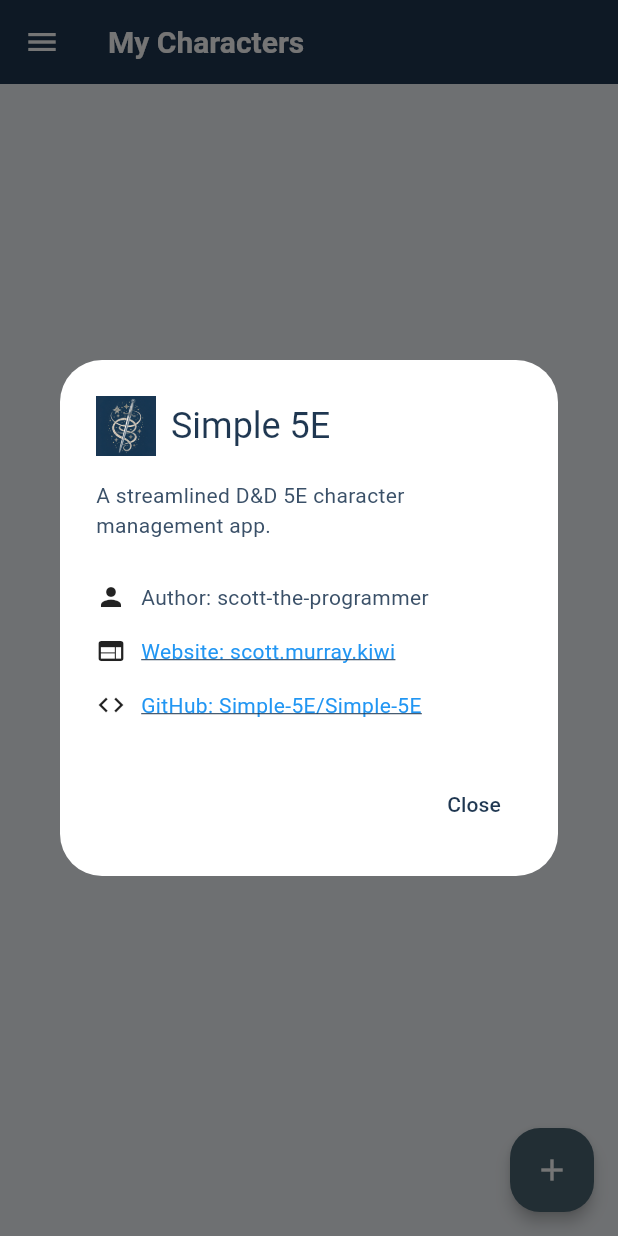
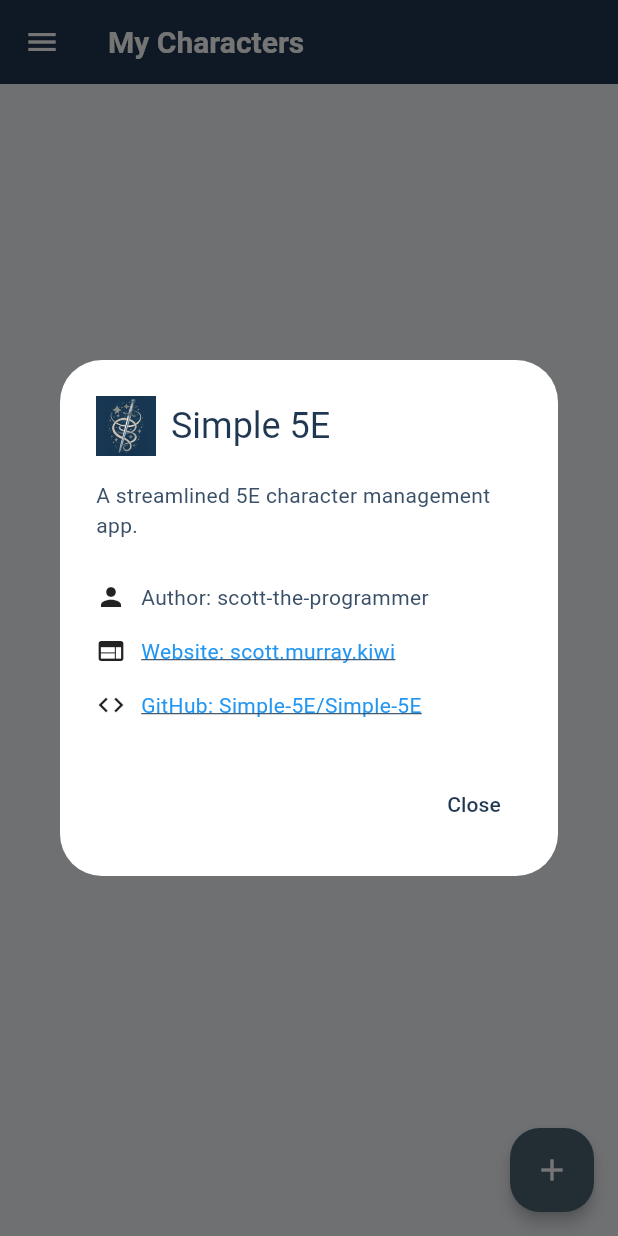
Before and after one commit to Simple-5E/Simple-5E, a Flutter app: the screen it shows after launch, in the side drawer, after a tap on "App Info", on a phone screen of 412 x 824 dp. Run offline on Flutter 3.47's test engine with Material 3 defaults, Android fonts, the phone set to English and light mode, and no system bars; our stand-ins replace expandable, flutter_riverpod, sqflite; accounts and stored records are empty.

Commit message:
update menu drawer description for clarity

```diff
--- a/lib/features/home/menu_drawer.dart
+++ b/lib/features/home/menu_drawer.dart
@@ -108,7 +108,7 @@
               crossAxisAlignment: CrossAxisAlignment.start,
               mainAxisSize: MainAxisSize.min,
               children: <Widget>[
-                const Text('A streamlined D&D 5E character management app.'),
+                const Text('A streamlined 5E character management app.'),
                 const SizedBox(height: 20),
                 _buildInfoRow(Icons.person, 'Author: scott-the-programmer'),
                 _buildInfoRow(Icons.web, 'Website: scott.murray.kiwi',
```
